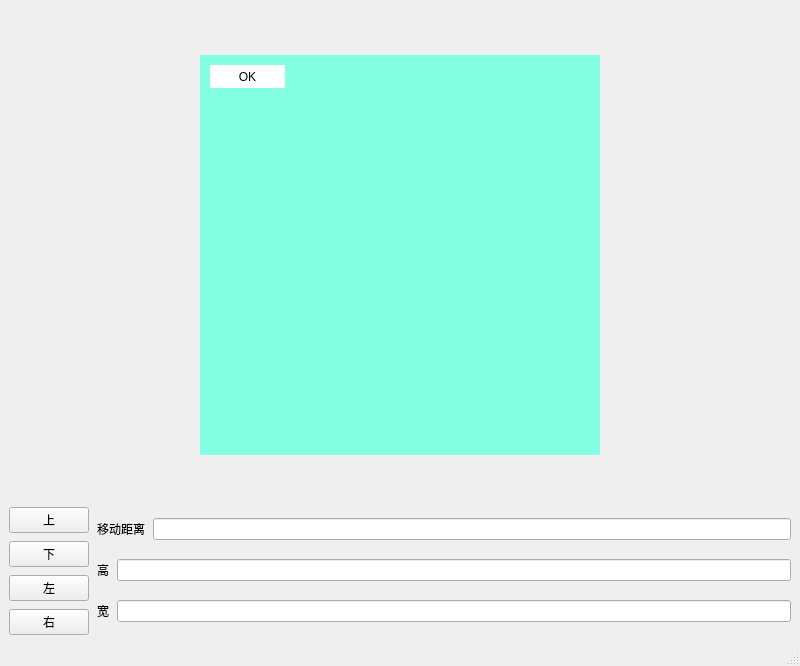
This is QT/Qt小demo/qtSwitchEff/mainwindow.ui in Bob2019-li/Personal-programming-learning-materials as Qt 5 draws it before an edit. The edited form follows.
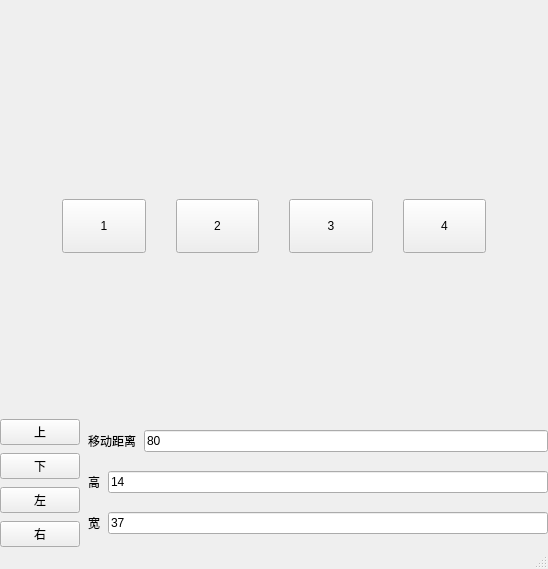
This is the edited form.

Patch:
```diff
--- a/QT/Qt小demo/qtSwitchEff/mainwindow.ui
+++ b/QT/Qt小demo/qtSwitchEff/mainwindow.ui
@@ -6,8 +6,8 @@
    <rect>
     <x>0</x>
     <y>0</y>
-    <width>800</width>
-    <height>666</height>
+    <width>548</width>
+    <height>569</height>
    </rect>
   </property>
   <property name="windowTitle">
@@ -15,6 +15,21 @@
   </property>
   <widget class="QWidget" name="centralwidget">
    <layout class="QVBoxLayout" name="verticalLayout_4">
+    <property name="spacing">
+     <number>0</number>
+    </property>
+    <property name="leftMargin">
+     <number>0</number>
+    </property>
+    <property name="topMargin">
+     <number>0</number>
+    </property>
+    <property name="rightMargin">
+     <number>0</number>
+    </property>
+    <property name="bottomMargin">
+     <number>0</number>
+    </property>
     <item>
      <layout class="QVBoxLayout" name="verticalLayout_3">
       <property name="spacing">
@@ -61,33 +76,133 @@
           </property>
           <property name="minimumSize">
            <size>
-            <width>400</width>
+            <width>425</width>
+            <height>400</height>
+           </size>
+          </property>
+          <property name="maximumSize">
+           <size>
+            <width>425</width>
             <height>400</height>
            </size>
           </property>
           <property name="styleSheet">
-           <string notr="true">background-color: rgb(133, 255, 225);</string>
+           <string notr="true"/>
           </property>
-          <widget class="QPushButton" name="pushButton">
+          <widget class="QWidget" name="">
            <property name="geometry">
             <rect>
-             <x>10</x>
-             <y>10</y>
-             <width>75</width>
-             <height>23</height>
+             <x>0</x>
+             <y>190</y>
+             <width>765</width>
+             <height>54</height>
             </rect>
            </property>
-           <property name="styleSheet">
-            <string notr="true">#pushButton
-{
-   background-color: rgb(255, 255, 255);
-   border-style: solid;
-}
-</string>
-           </property>
-           <property name="text">
-            <string>OK</string>
-           </property>
+           <layout class="QHBoxLayout" name="horizontalLayout_6">
+            <property name="spacing">
+             <number>30</number>
+            </property>
+            <property name="leftMargin">
+             <number>0</number>
+            </property>
+            <property name="rightMargin">
+             <number>0</number>
+            </property>
+            <property name="bottomMargin">
+             <number>0</number>
+            </property>
+            <item>
+             <widget class="QPushButton" name="btn_1">
+              <property name="sizePolicy">
+               <sizepolicy hsizetype="Minimum" vsizetype="Expanding">
+                <horstretch>0</horstretch>
+                <verstretch>0</verstretch>
+               </sizepolicy>
+              </property>
+              <property name="text">
+               <string>1</string>
+              </property>
+             </widget>
+            </item>
+            <item>
+             <widget class="QPushButton" name="btn_2">
+              <property name="sizePolicy">
+               <sizepolicy hsizetype="Minimum" vsizetype="Expanding">
+                <horstretch>0</horstretch>
+                <verstretch>0</verstretch>
+               </sizepolicy>
+              </property>
+              <property name="text">
+               <string>2</string>
+              </property>
+             </widget>
+            </item>
+            <item>
+             <widget class="QPushButton" name="btn_3">
+              <property name="sizePolicy">
+               <sizepolicy hsizetype="Minimum" vsizetype="Expanding">
+                <horstretch>0</horstretch>
+                <verstretch>0</verstretch>
+               </sizepolicy>
+              </property>
+              <property name="text">
+               <string>3</string>
+              </property>
+             </widget>
+            </item>
+            <item>
+             <widget class="QPushButton" name="btn_4">
+              <property name="sizePolicy">
+               <sizepolicy hsizetype="Minimum" vsizetype="Expanding">
+                <horstretch>0</horstretch>
+                <verstretch>0</verstretch>
+               </sizepolicy>
+              </property>
+              <property name="text">
+               <string>4</string>
+              </property>
+             </widget>
+            </item>
+            <item>
+             <widget class="QPushButton" name="btn_5">
+              <property name="sizePolicy">
+               <sizepolicy hsizetype="Minimum" vsizetype="Expanding">
+                <horstretch>0</horstretch>
+                <verstretch>0</verstretch>
+               </sizepolicy>
+              </property>
+              <property name="text">
+               <string>5</string>
+              </property>
+             </widget>
+            </item>
+            <item>
+             <widget class="QPushButton" name="btn_6">
+              <property name="sizePolicy">
+               <sizepolicy hsizetype="Minimum" vsizetype="Expanding">
+                <horstretch>0</horstretch>
+                <verstretch>0</verstretch>
+               </sizepolicy>
+              </property>
+              <property name="text">
+               <string>6</string>
+              </property>
+             </widget>
+            </item>
+            <item>
+             <widget class="QPushButton" name="btn_7">
+              <property name="sizePolicy">
+               <sizepolicy hsizetype="Minimum" vsizetype="Expanding">
+                <horstretch>0</horstretch>
+                <verstretch>0</verstretch>
+               </sizepolicy>
+              </property>
+              <property name="text">
+               <string>7</string>
+              </property>
+             </widget>
+            </item>
+           </layout>
           </widget>
          </widget>
         </item>
@@ -170,7 +285,11 @@
            </widget>
           </item>
           <item>
-           <widget class="QLineEdit" name="edt_long"/>
+           <widget class="QLineEdit" name="edt_long">
+            <property name="text">
+             <string>80</string>
+            </property>
+           </widget>
           </item>
          </layout>
         </item>
@@ -184,7 +303,11 @@
            </widget>
           </item>
           <item>
-           <widget class="QLineEdit" name="edt_high"/>
+           <widget class="QLineEdit" name="edt_high">
+            <property name="text">
+             <string>14</string>
+            </property>
+           </widget>
           </item>
          </layout>
         </item>
@@ -198,7 +321,11 @@
            </widget>
           </item>
           <item>
-           <widget class="QLineEdit" name="edt_width"/>
+           <widget class="QLineEdit" name="edt_width">
+            <property name="text">
+             <string>37</string>
+            </property>
+           </widget>
           </item>
          </layout>
         </item>
```
Left out of the diff: 2 changed lines with no effect on the pictures.
